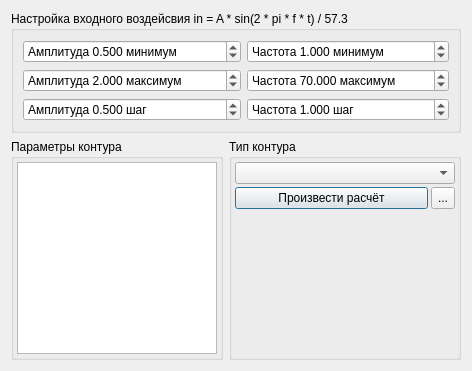
rasmadeus/SteeringMachine, file main_window/view.ui: the form before one commit.
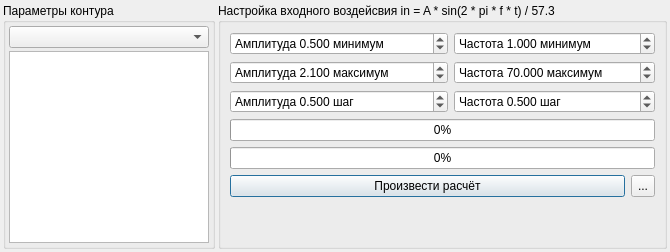
The form after the commit. Icons and pictures are not drawn.

```diff
--- a/main_window/view.ui
+++ b/main_window/view.ui
@@ -6,8 +6,8 @@
    <rect>
     <x>0</x>
     <y>0</y>
-    <width>472</width>
-    <height>346</height>
+    <width>557</width>
+    <height>242</height>
    </rect>
   </property>
   <property name="windowTitle">
@@ -17,7 +17,54 @@
    <iconset resource="../resources.qrc">
     <normaloff>:/resources/icon.png</normaloff>:/resources/icon.png</iconset>
   </property>
-  <layout class="QVBoxLayout" name="verticalLayout_4">
+  <layout class="QHBoxLayout" name="horizontalLayout">
+   <property name="spacing">
+    <number>3</number>
+   </property>
+   <property name="margin">
+    <number>3</number>
+   </property>
+   <item>
+    <widget class="QGroupBox" name="countersGB">
+     <property name="title">
+      <string>Параметры контура</string>
+     </property>
+     <layout class="QVBoxLayout" name="verticalLayout_3">
+      <property name="spacing">
+       <number>3</number>
+      </property>
+      <property name="margin">
+       <number>3</number>
+      </property>
+      <item>
+       <widget class="QComboBox" name="contourType">
+        <property name="sizePolicy">
+         <sizepolicy hsizetype="Expanding" vsizetype="Fixed">
+          <horstretch>0</horstretch>
+          <verstretch>0</verstretch>
+         </sizepolicy>
+        </property>
+       </widget>
+      </item>
+      <item>
+       <widget class="QTableView" name="contourArgs">
+        <property name="sizePolicy">
+         <sizepolicy hsizetype="Minimum" vsizetype="Minimum">
+          <horstretch>0</horstretch>
+          <verstretch>0</verstretch>
+         </sizepolicy>
+        </property>
+        <property name="maximumSize">
+         <size>
+          <width>200</width>
+          <height>16777215</height>
+         </size>
+        </property>
+       </widget>
+      </item>
+     </layout>
+    </widget>
+   </item>
    <item>
     <widget class="QGroupBox" name="groupBox_2">
      <property name="title">
@@ -25,7 +72,11 @@
      </property>
      <layout class="QHBoxLayout" name="horizontalLayout_2">
       <item>
-       <layout class="QVBoxLayout" name="verticalLayout">
+       <layout class="QVBoxLayout" name="verticalLayout_5">
+        <item>
+         <layout class="QHBoxLayout" name="AfGroupBox">
+          <item>
+           <layout class="QVBoxLayout" name="AGroupBox">
         <item>
          <widget class="QDoubleSpinBox" name="aMin">
           <property name="prefix">
@@ -66,7 +117,7 @@
            <double>1000000.000000000000000</double>
           </property>
           <property name="value">
-           <double>2.000000000000000</double>
+               <double>2.100000000000000</double>
           </property>
          </widget>
         </item>
@@ -95,7 +146,7 @@
        </layout>
       </item>
       <item>
-       <layout class="QVBoxLayout" name="verticalLayout_2">
+           <layout class="QVBoxLayout" name="fGroupBox">
         <item>
          <widget class="QDoubleSpinBox" name="fMin">
           <property name="prefix">
@@ -158,72 +209,36 @@
            <double>1000000.000000000000000</double>
           </property>
           <property name="value">
-           <double>1.000000000000000</double>
+               <double>0.500000000000000</double>
           </property>
          </widget>
         </item>
        </layout>
       </item>
      </layout>
-    </widget>
    </item>
    <item>
-    <layout class="QHBoxLayout" name="horizontalLayout_3">
-     <item>
-      <widget class="QGroupBox" name="groupBox_3">
-       <property name="title">
-        <string>Параметры контура</string>
-       </property>
-       <layout class="QVBoxLayout" name="verticalLayout_6">
-        <property name="spacing">
-         <number>3</number>
-        </property>
-        <property name="margin">
-         <number>3</number>
-        </property>
-        <item>
-         <widget class="QTableView" name="contourArgs">
-          <property name="sizePolicy">
-           <sizepolicy hsizetype="Minimum" vsizetype="Minimum">
-            <horstretch>0</horstretch>
-            <verstretch>0</verstretch>
-           </sizepolicy>
-          </property>
-          <property name="maximumSize">
-           <size>
-            <width>200</width>
-            <height>16777215</height>
-           </size>
-          </property>
-         </widget>
-        </item>
-       </layout>
-      </widget>
-     </item>
-     <item>
-      <widget class="QGroupBox" name="groupBox_4">
-       <property name="title">
-        <string>Тип контура</string>
-       </property>
        <layout class="QVBoxLayout" name="verticalLayout_7">
-        <property name="spacing">
-         <number>3</number>
-        </property>
-        <property name="margin">
-         <number>3</number>
-        </property>
+          <item>
+           <widget class="QProgressBar" name="AProgressBar">
+            <property name="value">
+             <number>0</number>
+            </property>
+            <property name="alignment">
+             <set>Qt::AlignCenter</set>
+            </property>
+           </widget>
+          </item>
         <item>
-         <widget class="QComboBox" name="contourType">
-          <property name="sizePolicy">
-           <sizepolicy hsizetype="Expanding" vsizetype="Fixed">
-            <horstretch>0</horstretch>
-            <verstretch>0</verstretch>
-           </sizepolicy>
-          </property>
-         </widget>
-        </item>
-        <item>
-         <layout class="QVBoxLayout" name="verticalLayout_3">
+           <widget class="QProgressBar" name="fProgressBar">
+            <property name="value">
+             <number>0</number>
+            </property>
+            <property name="alignment">
+             <set>Qt::AlignCenter</set>
+            </property>
+           </widget>
+          </item>
           <item>
            <layout class="QHBoxLayout" name="horizontalLayout_4">
             <item>
@@ -276,9 +291,9 @@
          </layout>
         </item>
        </layout>
-      </widget>
-     </item>
-    </layout>
+      </item>
+     </layout>
+    </widget>
    </item>
   </layout>
  </widget>
```
Left out of the diff: 9 changed lines with no effect on the pictures. Lines whose indentation alone changed are shown as unchanged.
